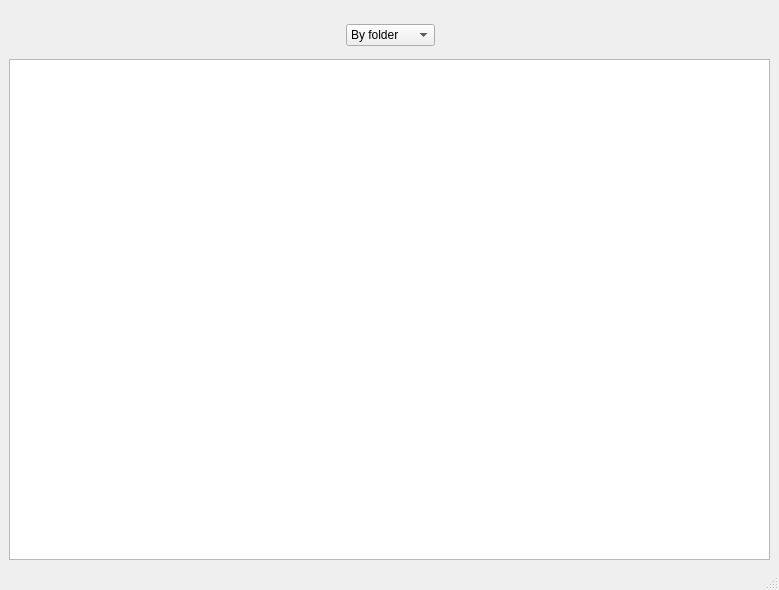
First picture: the form in mainwindow.ui, repository bhaalgore/laba3, before the edit.
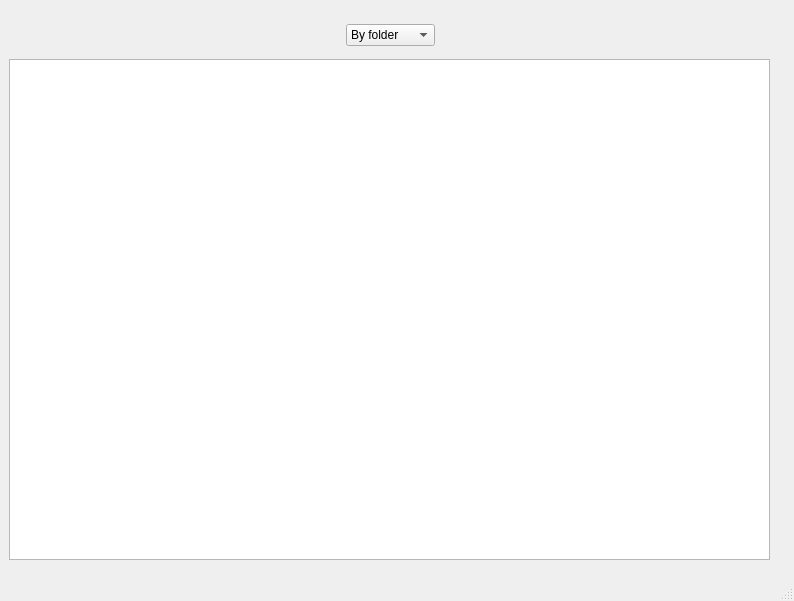
Second picture: the form after the edit.

What changed in the file:
```diff
--- a/mainwindow.ui
+++ b/mainwindow.ui
@@ -6,8 +6,8 @@
    <rect>
     <x>0</x>
     <y>0</y>
-    <width>779</width>
-    <height>590</height>
+    <width>794</width>
+    <height>601</height>
    </rect>
   </property>
   <property name="windowTitle">
```
Left out of the diff: 4 changed lines with no effect on the pictures.
